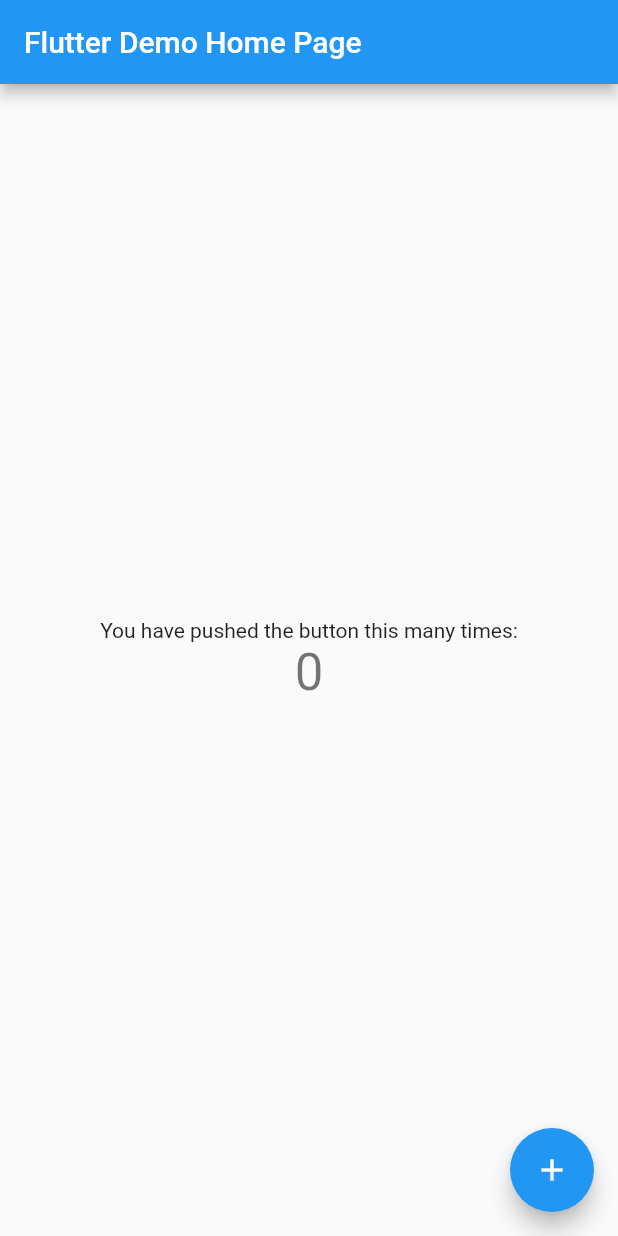
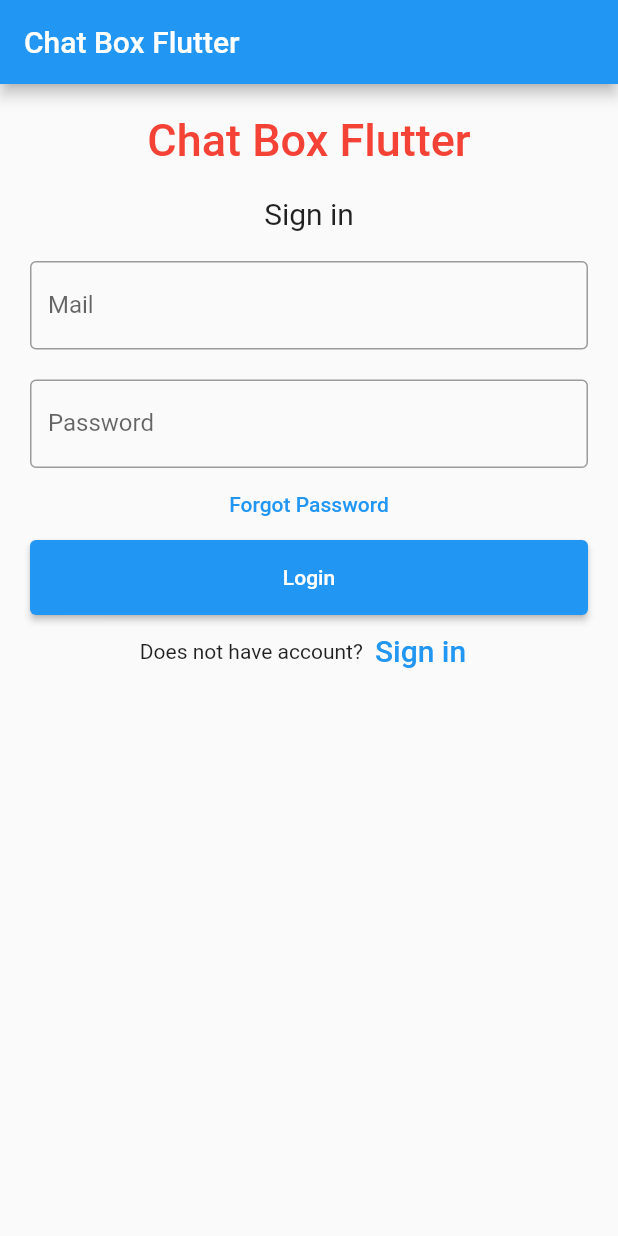
Before and after one commit to AnthonyM951/ChatBoxFlutter, a Flutter app: the screen it shows after launch, on a phone screen of 412 x 824 dp. Run offline on Flutter 3.47's test engine with Material 2 defaults, Android fonts, the phone set to English and light mode, and no system bars.

Commit message:
First commit

```diff
--- a/lib/main.dart
+++ b/lib/main.dart
@@ -1,115 +1,112 @@
 import 'package:flutter/material.dart';
 
-void main() {
-  runApp(const MyApp());
-}
+void main() => runApp(const MyApp());
 
 class MyApp extends StatelessWidget {
   const MyApp({Key? key}) : super(key: key);
 
-  // This widget is the root of your application.
+  static const String _title = 'Chat Box Flutter';
+
   @override
   Widget build(BuildContext context) {
     return MaterialApp(
-      title: 'Flutter Demo',
-      theme: ThemeData(
-        // This is the theme of your application.
-        //
-        // Try running your application with "flutter run". You'll see the
-        // application has a blue toolbar. Then, without quitting the app, try
-        // changing the primarySwatch below to Colors.green and then invoke
-        // "hot reload" (press "r" in the console where you ran "flutter run",
-        // or simply save your changes to "hot reload" in a Flutter IDE).
-        // Notice that the counter didn't reset back to zero; the application
-        // is not restarted.
-        primarySwatch: Colors.blue,
+      title: _title,
+      home: Scaffold(
+        appBar: AppBar(title: const Text(_title)),
+        body: const MyStatefulWidget(),
       ),
-      home: const MyHomePage(title: 'Flutter Demo Home Page'),
     );
   }
 }
 
-class MyHomePage extends StatefulWidget {
-  const MyHomePage({Key? key, required this.title}) : super(key: key);
-
-  // This widget is the home page of your application. It is stateful, meaning
-  // that it has a State object (defined below) that contains fields that affect
-  // how it looks.
-
-  // This class is the configuration for the state. It holds the values (in this
-  // case the title) provided by the parent (in this case the App widget) and
-  // used by the build method of the State. Fields in a Widget subclass are
-  // always marked "final".
-
-  final String title;
+class MyStatefulWidget extends StatefulWidget {
+  const MyStatefulWidget({Key? key}) : super(key: key);
 
   @override
-  State<MyHomePage> createState() => _MyHomePageState();
+  State<MyStatefulWidget> createState() => _MyStatefulWidgetState();
 }
 
-class _MyHomePageState extends State<MyHomePage> {
-  int _counter = 0;
-
-  void _incrementCounter() {
-    setState(() {
-      // This call to setState tells the Flutter framework that something has
-      // changed in this State, which causes it to rerun the build method below
-      // so that the display can reflect the updated values. If we changed
-      // _counter without calling setState(), then the build method would not be
-      // called again, and so nothing would appear to happen.
-      _counter++;
-    });
-  }
+class _MyStatefulWidgetState extends State<MyStatefulWidget> {
+  TextEditingController nameController = TextEditingController();
+  TextEditingController passwordController = TextEditingController();
 
   @override
   Widget build(BuildContext context) {
-    // This method is rerun every time setState is called, for instance as done
-    // by the _incrementCounter method above.
-    //
-    // The Flutter framework has been optimized to make rerunning build methods
-    // fast, so that you can just rebuild anything that needs updating rather
-    // than having to individually change instances of widgets.
-    return Scaffold(
-      appBar: AppBar(
-        // Here we take the value from the MyHomePage object that was created by
-        // the App.build method, and use it to set our appbar title.
-        title: Text(widget.title),
-      ),
-      body: Center(
-        // Center is a layout widget. It takes a single child and positions it
-        // in the middle of the parent.
-        child: Column(
-          // Column is also a layout widget. It takes a list of children and
-          // arranges them vertically. By default, it sizes itself to fit its
-          // children horizontally, and tries to be as tall as its parent.
-          //
-          // Invoke "debug painting" (press "p" in the console, choose the
-          // "Toggle Debug Paint" action from the Flutter Inspector in Android
-          // Studio, or the "Toggle Debug Paint" command in Visual Studio Code)
-          // to see the wireframe for each widget.
-          //
-          // Column has various properties to control how it sizes itself and
-          // how it positions its children. Here we use mainAxisAlignment to
-          // center the children vertically; the main axis here is the vertical
-          // axis because Columns are vertical (the cross axis would be
-          // horizontal).
-          mainAxisAlignment: MainAxisAlignment.center,
+    return Padding(
+        padding: const EdgeInsets.all(10),
+        child: ListView(
           children: <Widget>[
-            const Text(
-              'You have pushed the button this many times:',
+            Container(
+                alignment: Alignment.center,
+                padding: const EdgeInsets.all(10),
+                child: const Text(
+                  'Chat Box Flutter',
+                  style: TextStyle(
+                      color: Colors.red,
+                      fontWeight: FontWeight.w500,
+                      fontSize: 30),
+                )),
+            Container(
+                alignment: Alignment.center,
+                padding: const EdgeInsets.all(10),
+                child: const Text(
+                  'Sign in',
+                  style: TextStyle(fontSize: 20),
+                )),
+            Container(
+              padding: const EdgeInsets.all(10),
+              child: TextField(
+                controller: nameController,
+                decoration: const InputDecoration(
+                  border: OutlineInputBorder(),
+                  labelText: 'Mail',
+                ),
+              ),
             ),
-            Text(
-              '$_counter',
-              style: Theme.of(context).textTheme.headline4,
+            Container(
+              padding: const EdgeInsets.fromLTRB(10, 10, 10, 0),
+              child: TextField(
+                obscureText: true,
+                controller: passwordController,
+                decoration: const InputDecoration(
+                  border: OutlineInputBorder(),
+                  labelText: 'Password',
+                ),
+              ),
+            ),
+            TextButton(
+              onPressed: () {
+                //forgot password screen
+              },
+              child: const Text('Forgot Password',),
+            ),
+            Container(
+                height: 50,
+                padding: const EdgeInsets.fromLTRB(10, 0, 10, 0),
+                child: ElevatedButton(
+                  child: const Text('Login'),
+                  onPressed: () {
+                    print(nameController.text);
+                    print(passwordController.text);
+                  },
+                )
+            ),
+            Row(
+              children: <Widget>[
+                const Text('Does not have account?'),
+                TextButton(
+                  child: const Text(
+                    'Sign in',
+                    style: TextStyle(fontSize: 20),
+                  ),
+                  onPressed: () {
+                    //signup screen
+                  },
+                )
+              ],
+              mainAxisAlignment: MainAxisAlignment.center,
             ),
           ],
-        ),
-      ),
-      floatingActionButton: FloatingActionButton(
-        onPressed: _incrementCounter,
-        tooltip: 'Increment',
-        child: const Icon(Icons.add),
-      ), // This trailing comma makes auto-formatting nicer for build methods.
-    );
+        ));
   }
 }
```
